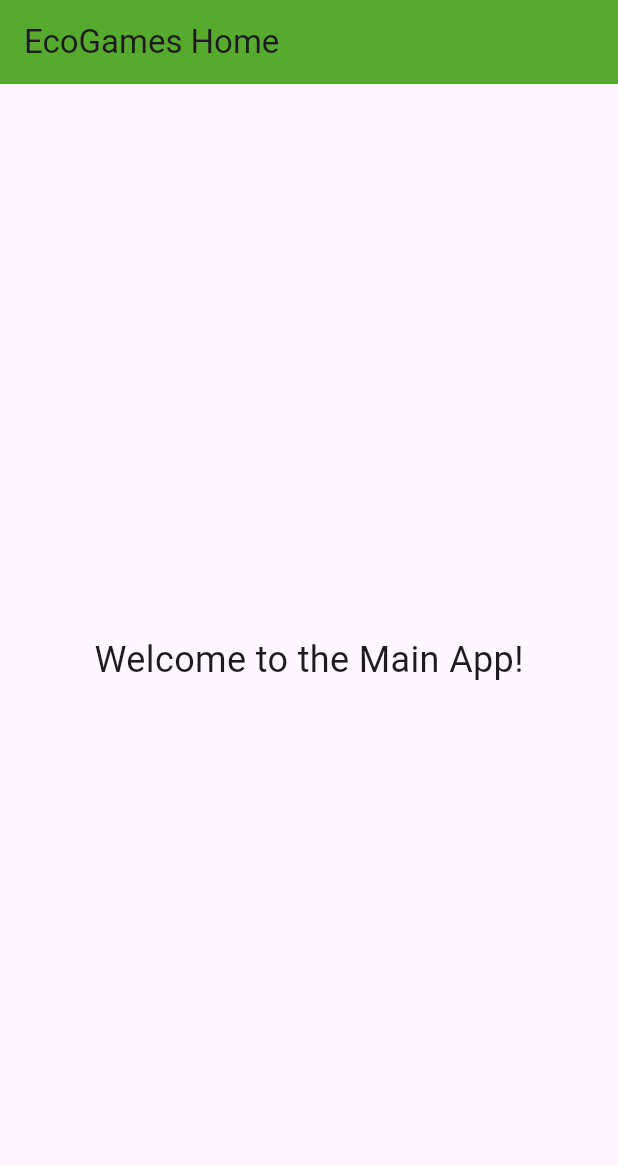
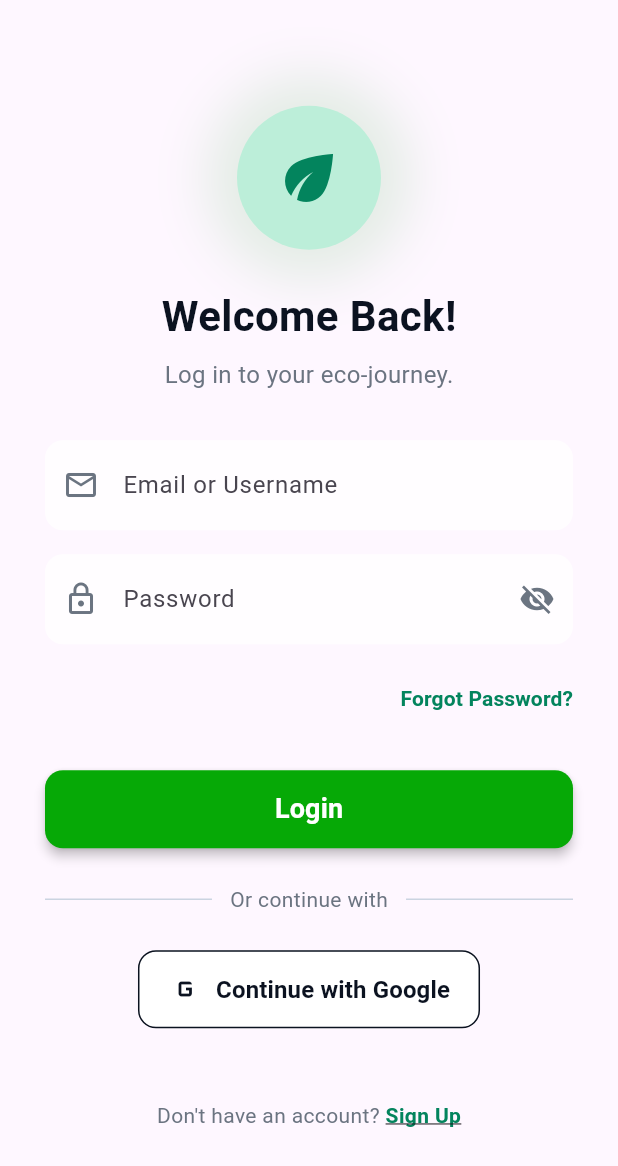
Before and after one commit to anshjast/siheco, a Flutter app: the screen it shows after launch, on a phone screen of 412 x 824 dp. Shown: the top 1166 px of the screen. Run offline on Flutter 3.47's test engine with Material 3 defaults, Android fonts, the phone set to English and light mode, and no system bars; our stand-ins replace animate_do; Roboto replaces fonts that are missing (Poppins).

Commit message:
login page added

```diff
--- /dev/null
+++ b/lib/login_page.dart
@@ -0,0 +1,282 @@
+import 'package:flutter/material.dart';
+import 'main.dart'; // For navigation to HomeScreen
+
+class LoginScreen extends StatefulWidget {
+  const LoginScreen({super.key});
+
+  @override
+  State<LoginScreen> createState() => _LoginScreenState();
+}
+
+class _LoginScreenState extends State<LoginScreen> {
+  final TextEditingController emailController = TextEditingController();
+  final TextEditingController passwordController = TextEditingController();
+
+  bool obscurePassword = true;
+
+  @override
+  Widget build(BuildContext context) {
+    return Scaffold(
+      body: SafeArea(
+        child: Center(
+          child: SingleChildScrollView(
+            padding: const EdgeInsets.symmetric(horizontal: 30, vertical: 20),
+            child: Column(
+              mainAxisSize: MainAxisSize.min,
+              children: [
+                // Circular green background with leaf icon
+                Container(
+                  decoration: BoxDecoration(
+                    color: const Color(0xFFBCEED9),
+                    shape: BoxShape.circle,
+                    boxShadow: [
+                      BoxShadow(
+                        color: Colors.green.withOpacity(0.15),
+                        spreadRadius: 20,
+                        blurRadius: 30,
+                      )
+                    ],
+                  ),
+                  padding: const EdgeInsets.all(24),
+                  child: const Icon(
+                    Icons.eco,
+                    color: Color(0xFF03845D),
+                    size: 48,
+                  ),
+                ),
+                const SizedBox(height: 24),
+
+                // Welcome Back! text
+                const Text(
+                  'Welcome Back!',
+                  style: TextStyle(
+                    fontSize: 28,
+                    fontWeight: FontWeight.bold,
+                    color: Color(0xFF0B1220),
+                  ),
+                ),
+
+                const SizedBox(height: 8),
+
+                // Subtitle Text
+                const Text(
+                  'Log in to your eco-journey.',
+                  style: TextStyle(
+                    fontSize: 16,
+                    fontWeight: FontWeight.w400,
+                    color: Color(0xFF6B7481),
+                  ),
+                ),
+
+                const SizedBox(height: 32),
+
+                // Email or Username TextField
+                TextField(
+                  controller: emailController,
+                  decoration: InputDecoration(
+                    hintText: 'Email or Username',
+                    filled: true,
+                    fillColor: Colors.white.withOpacity(0.8),
+                    prefixIcon: const Icon(
+                      Icons.email_outlined,
+                      color: Color(0xFF6B7481),
+                    ),
+                    contentPadding:
+                    const EdgeInsets.symmetric(vertical: 18, horizontal: 16),
+                    border: OutlineInputBorder(
+                      borderRadius: BorderRadius.circular(12),
+                      borderSide: BorderSide.none,
+                    ),
+                  ),
+                  style: const TextStyle(color: Color(0xFF6B7481), fontSize: 16),
+                  keyboardType: TextInputType.emailAddress,
+                ),
+
+                const SizedBox(height: 16),
+
+                // Password TextField
+                TextField(
+                  controller: passwordController,
+                  obscureText: obscurePassword,
+                  decoration: InputDecoration(
+                    hintText: 'Password',
+                    filled: true,
+                    fillColor: Colors.white.withOpacity(0.8),
+                    prefixIcon: const Icon(
+                      Icons.lock_outline,
+                      color: Color(0xFF6B7481),
+                    ),
+                    contentPadding:
+                    const EdgeInsets.symmetric(vertical: 18, horizontal: 16),
+                    border: OutlineInputBorder(
+                      borderRadius: BorderRadius.circular(12),
+                      borderSide: BorderSide.none,
+                    ),
+                    suffixIcon: IconButton(
+                      icon: Icon(
+                        obscurePassword
+                            ? Icons.visibility_off
+                            : Icons.visibility,
+                        color: const Color(0xFF6B7481),
+                      ),
+                      onPressed: () {
+                        setState(() {
+                          obscurePassword = !obscurePassword;
+                        });
+                      },
+                    ),
+                  ),
+                  style: const TextStyle(color: Color(0xFF6B7481), fontSize: 16),
+                ),
+
+                const SizedBox(height: 12),
+
+                // Forgot Password
+                Align(
+                  alignment: Alignment.centerRight,
+                  child: TextButton(
+                    onPressed: () {
+                      // TODO: Implement Forgot Password action
+                    },
+                    style: TextButton.styleFrom(
+                        padding: EdgeInsets.zero, minimumSize: const Size(50, 30)),
+                    child: const Text(
+                      'Forgot Password?',
+                      style: TextStyle(
+                        color: Color(0xFF03845D),
+                        fontWeight: FontWeight.w600,
+                        fontSize: 14,
+                      ),
+                    ),
+                  ),
+                ),
+
+                const SizedBox(height: 24),
+
+                // Login button
+                SizedBox(
+                  width: double.infinity,
+                  height: 52,
+                  child: ElevatedButton(
+                    onPressed: () {
+                      Navigator.of(context).pushReplacement(
+                        MaterialPageRoute(builder: (_) => const HomeScreen()),
+                      );
+                    },
+                    style: ElevatedButton.styleFrom(
+                      backgroundColor: const Color(0xFF06A906),
+                      shape: RoundedRectangleBorder(
+                        borderRadius: BorderRadius.circular(12),
+                      ),
+                      elevation: 3,
+                    ),
+                    child: const Text(
+                      'Login',
+                      style: TextStyle(
+                        fontSize: 18,
+                        fontWeight: FontWeight.bold,
+                        color: Colors.white,
+                      ),
+                    ),
+                  ),
+                ),
+
+                const SizedBox(height: 24),
+
+                // Or continue with
+                Row(
+                  children: [
+                    Expanded(
+                      child: Container(
+                        height: 1,
+                        color: const Color(0xFFCBD4E1),
+                      ),
+                    ),
+                    const Padding(
+                      padding: EdgeInsets.symmetric(horizontal: 12),
+                      child: Text(
+                        'Or continue with',
+                        style: TextStyle(
+                          color: Color(0xFF6B7481),
+                          fontWeight: FontWeight.w400,
+                          fontSize: 14,
+                        ),
+                      ),
+                    ),
+                    Expanded(
+                      child: Container(
+                        height: 1,
+                        color: const Color(0xFFCBD4E1),
+                      ),
+                    ),
+                  ],
+                ),
+
+                const SizedBox(height: 24),
+
+                // Continue with Google button
+                OutlinedButton.icon(
+                  onPressed: () {
+                    // TODO: Add Google sign-in logic
+                  },
+                  style: OutlinedButton.styleFrom(
+                    side: const BorderSide(color: Color(0xFF0B1220), width: 1),
+                    shape: RoundedRectangleBorder(
+                        borderRadius: BorderRadius.circular(12)),
+                    padding: const EdgeInsets.symmetric(
+                        vertical: 14, horizontal: 20),
+                    backgroundColor: Colors.white,
+                  ),
+                  icon: const Icon(
+                    Icons.g_mobiledata, // Placeholder for Google Icon
+                    color: Color(0xFF0B1220),
+                    size: 24,
+                  ),
+                  label: const Text(
+                    'Continue with Google',
+                    style: TextStyle(
+                      color: Color(0xFF0B1220),
+                      fontWeight: FontWeight.bold,
+                      fontSize: 16,
+                    ),
+                  ),
+                ),
+
+                const SizedBox(height: 48),
+
+                // Sign up link
+                Row(
+                  mainAxisAlignment: MainAxisAlignment.center,
+                  children: [
+                    const Text(
+                      "Don't have an account? ",
+                      style: TextStyle(
+                        color: Color(0xFF6B7481),
+                        fontWeight: FontWeight.w400,
+                        fontSize: 14,
+                      ),
+                    ),
+                    GestureDetector(
+                      onTap: () {
+                        // TODO: Navigate to Sign up screen
+                      },
+                      child: const Text(
+                        'Sign Up',
+                        style: TextStyle(
+                          color: Color(0xFF03845D),
+                          fontWeight: FontWeight.bold,
+                          fontSize: 14,
+                          decoration: TextDecoration.underline,
+                        ),
+                      ),
+                    ),
+                  ],
+                ),
+              ],
+            ),
+          ),
+        ),
+      ),
+    );
+  }
+}
--- a/lib/splash_page.dart
+++ b/lib/splash_page.dart
@@ -1,7 +1,7 @@
 import 'package:flutter/material.dart';
 import 'dart:async';
 import 'package:animate_do/animate_do.dart';
-import 'main.dart';
+import 'login_page.dart'; // CORRECTED: Import the login page
 
 class SplashScreen extends StatefulWidget {
   const SplashScreen({super.key});
@@ -15,11 +15,11 @@ class _SplashScreenState extends State<SplashScreen> {
   void initState() {
     super.initState();
 
-    // Navigate to Home after the animation
     Timer(const Duration(seconds: 5), () {
       if (mounted) {
+        // CORRECTED: Navigate to the LoginScreen, not the HomeScreen
         Navigator.of(context).pushReplacement(
-          MaterialPageRoute(builder: (_) => const HomeScreen()),
+          MaterialPageRoute(builder: (_) => const LoginScreen()),
         );
       }
     });
@@ -29,26 +29,25 @@ class _SplashScreenState extends State<SplashScreen> {
   Widget build(BuildContext context) {
     return Scaffold(
       body: Container(
-        // Updated background color to the requested off-white shade
         color: const Color(0xFFFCFCFC),
         child: Center(
           child: Column(
             mainAxisAlignment: MainAxisAlignment.center,
             children: [
-              // Display the animated GIF
               SizedBox(
                 width: 200,
                 height: 200,
-                child: Image.asset('assets/images/sapling.gif'),
+                // CORRECTED: Asset path for gifs
+                child: Image.asset('assets/gifs/sapling.gif'),
               ),
               const SizedBox(height: 24),
               FadeInUp(
-                delay: const Duration(milliseconds: 1000), // Adjusted delay
+                delay: const Duration(milliseconds: 1000),
                 duration: const Duration(milliseconds: 1500),
                 child: Text(
-                  'EcoGames Environmaents',
+                  'EcoGames',
                   style: TextStyle(
-                    fontFamily: 'Lato',
+                    fontFamily: 'Roboto',
                     fontSize: 42,
                     fontWeight: FontWeight.bold,
                     color: Colors.green[800],
```
